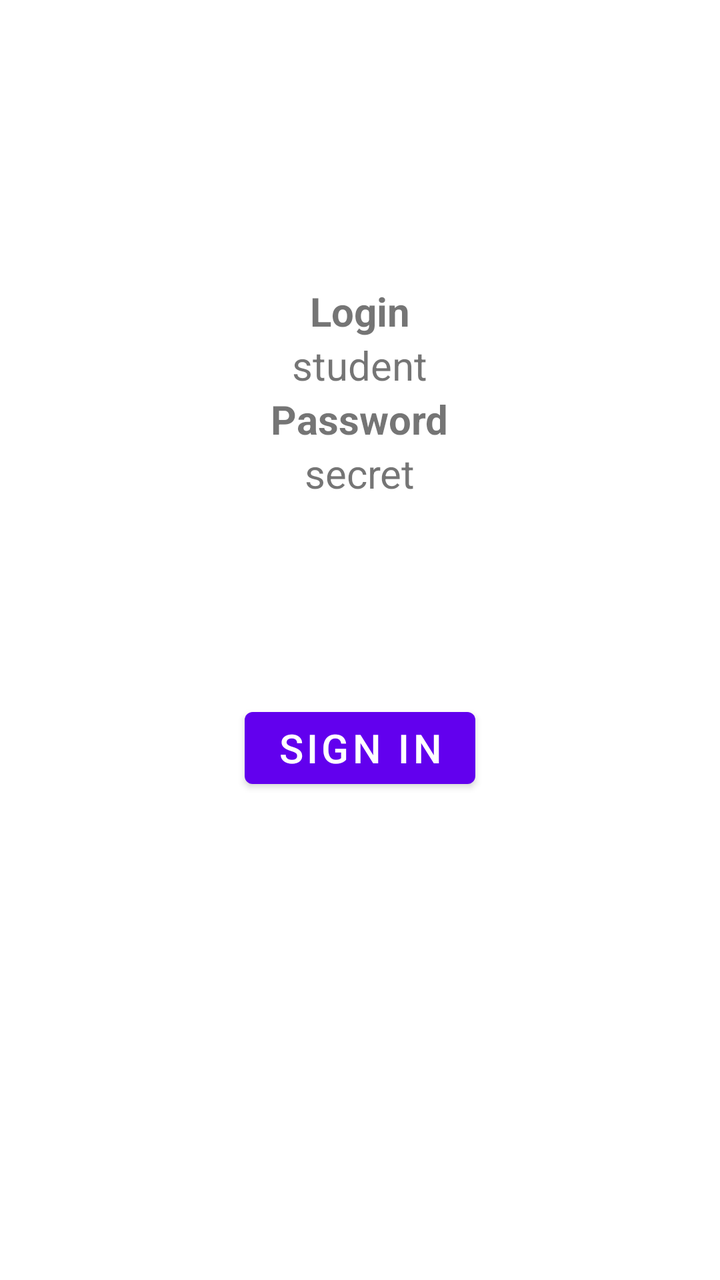
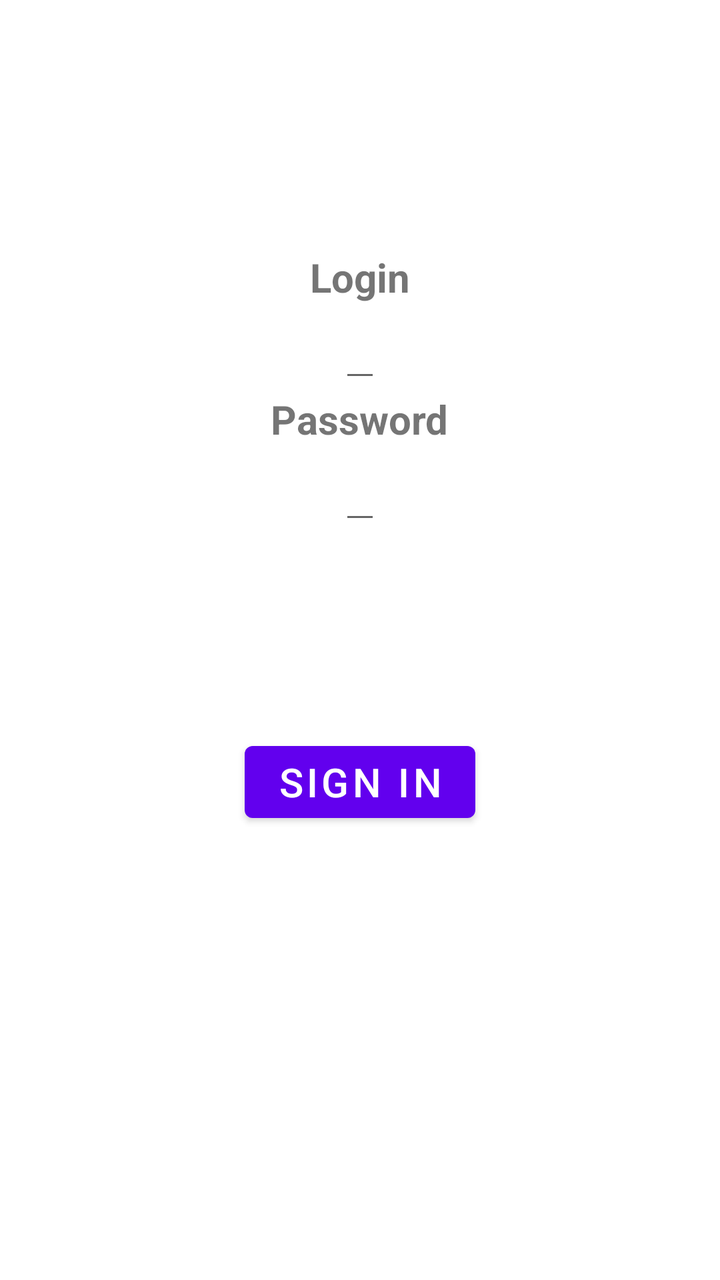

Screens rendered from an Android XML layout before and after an edit, with the pre-edit source and the edit as a unified diff.
<!-- AndroidManifest.xml: application theme AppTheme -->
<!-- res/layout/fragment_auth.xml -->
<?xml version="1.0" encoding="utf-8"?>
<androidx.constraintlayout.widget.ConstraintLayout
    xmlns:android="http://schemas.android.com/apk/res/android"
    android:layout_width="match_parent"
    android:layout_height="match_parent">

    <LinearLayout
        android:layout_width="match_parent"
        android:layout_height="match_parent"
        android:gravity="center"
        android:orientation="vertical">

        <TextView
            android:id="@+id/login"
            android:layout_width="wrap_content"
            android:layout_height="wrap_content"
            android:text="@string/login"
            android:textSize="20sp"
            android:textStyle="bold"
             />

        <TextView
            android:id="@+id/loginInput"
            android:layout_width="wrap_content"
            android:layout_height="wrap_content"
            android:text="@string/student"
            android:textSize="20sp"
            />

        <TextView
            android:id="@+id/password"
            android:layout_width="wrap_content"
            android:layout_height="wrap_content"
            android:text="@string/password"
            android:textSize="20sp"
            android:textStyle="bold"
             />
        <TextView
            android:id="@+id/passwordInput"
            android:layout_width="wrap_content"
            android:layout_height="wrap_content"
            android:text="@string/secret"
            android:textSize="20sp"
            />

        <Button
            android:id="@+id/sign_in"
            android:layout_width="wrap_content"
            android:layout_height="wrap_content"
            android:layout_marginVertical="100dp"
            android:text="@string/signIn"
            android:textSize="20sp"
             />

    </LinearLayout>

</androidx.constraintlayout.widget.ConstraintLayout>
<!-- resources referenced by this layout -->
<resources>
  <string name="login">Login</string>
  <string name="password">Password</string>
  <string name="secret" translatable="false">secret</string>
  <string name="signIn">Sign in</string>
  <string name="student" translatable="false">student</string>
  <style name="AppTheme" parent="Theme.MaterialComponents.DayNight.DarkActionBar">
          
          <item name="colorPrimary">@color/colorPrimary</item>
          <item name="colorPrimaryDark">@color/colorPrimaryDark</item>
          <item name="colorAccent">@color/colorAccent</item>
      </style>
  <color name="colorPrimary">#6200EE</color>
  <color name="colorPrimaryDark">#3700B3</color>
  <color name="colorAccent">#03DAC5</color>
</resources>

<!-- the commit's change to res/layout/fragment_auth.xml (unified diff, before → after) -->
@@ -1,6 +1,7 @@
 <?xml version="1.0" encoding="utf-8"?>
 <androidx.constraintlayout.widget.ConstraintLayout
     xmlns:android="http://schemas.android.com/apk/res/android"
+    xmlns:tools="http://schemas.android.com/tools"
     android:layout_width="match_parent"
     android:layout_height="match_parent">
 
@@ -19,11 +20,11 @@
             android:textStyle="bold"
              />
 
-        <TextView
+        <EditText
             android:id="@+id/loginInput"
             android:layout_width="wrap_content"
             android:layout_height="wrap_content"
-            android:text="@string/student"
+            android:inputType="text"
             android:textSize="20sp"
             />
 
@@ -35,13 +36,13 @@
             android:textSize="20sp"
             android:textStyle="bold"
              />
-        <TextView
+        <EditText
             android:id="@+id/passwordInput"
             android:layout_width="wrap_content"
             android:layout_height="wrap_content"
-            android:text="@string/secret"
+            android:inputType="text"
             android:textSize="20sp"
-            />
+            tools:ignore="TextFields" />
 
         <Button
             android:id="@+id/sign_in"
<!-- resource entries referenced after the edit -->
@@ -2,9 +2,7 @@
 <resources>
   <string name="login">Login</string>
   <string name="password">Password</string>
-  <string name="secret" translatable="false">secret</string>
   <string name="signIn">Sign in</string>
-  <string name="student" translatable="false">student</string>
   <style name="AppTheme" parent="Theme.MaterialComponents.DayNight.DarkActionBar">
           
           <item name="colorPrimary">@color/colorPrimary</item>
